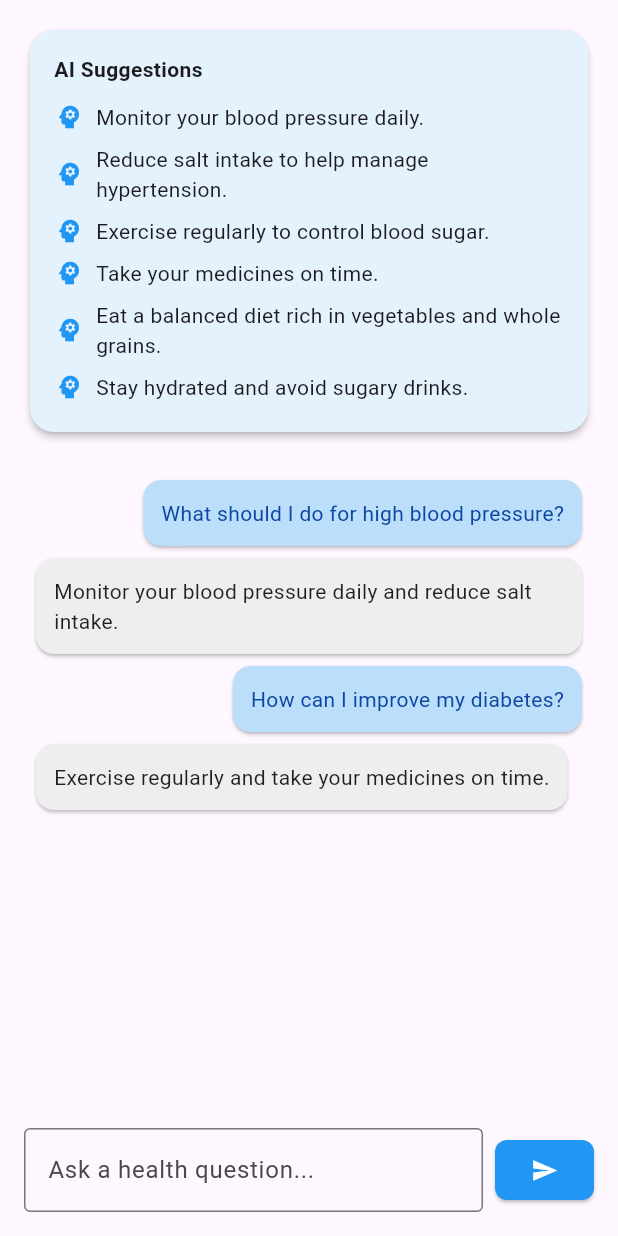
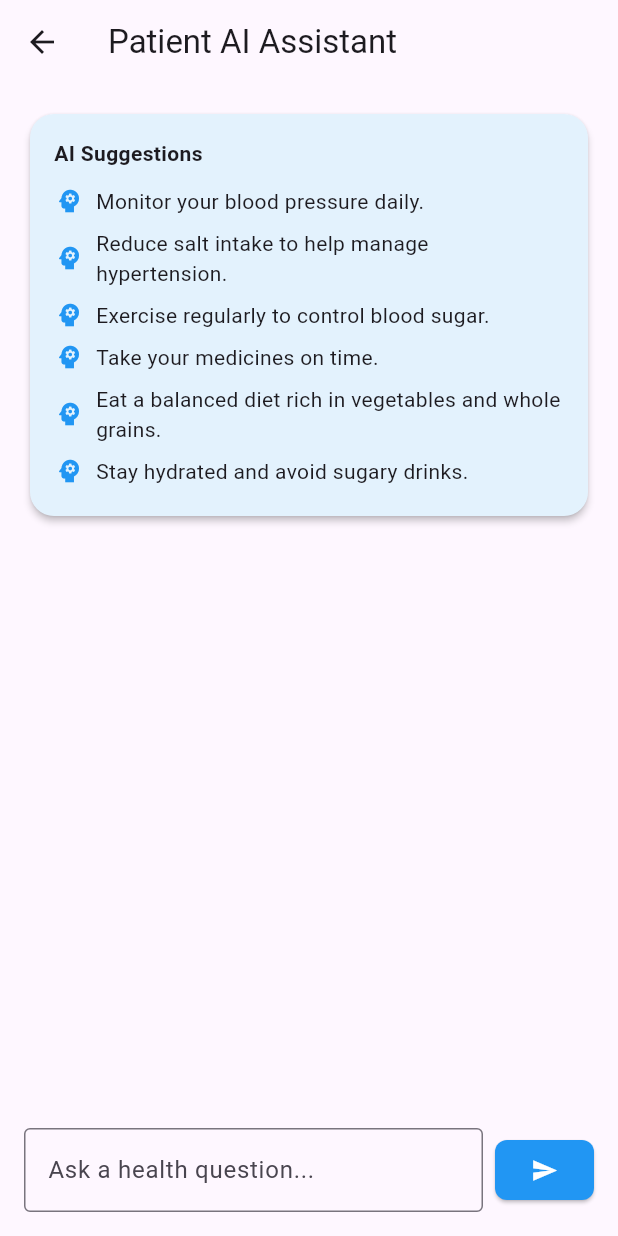
Before and after one commit to BlessedForever04/MediCare, a Flutter app: the PatientAIAssistantPage screen opened directly, after a tap on the "send" icon, on a phone screen of 412 x 824 dp. Run offline on Flutter 3.47's test engine with Material 3 defaults, Android fonts, the phone set to English and light mode, and no system bars; our stand-ins replace cloud_firestore, firebase_auth, firebase_core, qr_flutter, sqflite; accounts and stored records are empty.

Commit message:
AI integrated

```diff
--- a/lib/pages/doctor_profile_page.dart
+++ b/lib/pages/doctor_profile_page.dart
@@ -90,7 +90,7 @@ class _DoctorProfilePageState extends State<DoctorProfilePage> {
             style: TextStyle(fontWeight: FontWeight.bold, fontSize: 18),
           ),
           const SizedBox(height: 8),
-          ...achievements.map((a) => Text('• $a')).toList(),
+          ...achievements.map((a) => Text('• $a')),
           const SizedBox(height: 24),
           const Text(
             'Specialties',
--- a/lib/pages/patient_ai_assistant_page.dart
+++ b/lib/pages/patient_ai_assistant_page.dart
@@ -1,6 +1,12 @@
 import 'package:flutter/material.dart';
-import 'package:http/http.dart' as http;
-import 'dart:convert';
+import '../services/database_service.dart';
+import '../services/local_llm_service.dart';
+
+class ChatMessage {
+  final String role;
+  final String text;
+  ChatMessage({required this.role, required this.text});
+}
 
 class PatientAIAssistantPage extends StatefulWidget {
   const PatientAIAssistantPage({super.key});
@@ -10,6 +16,13 @@ class PatientAIAssistantPage extends StatefulWidget {
 }
 
 class _PatientAIAssistantPageState extends State<PatientAIAssistantPage> {
+  final DatabaseService _dbService = DatabaseService();
+  final LocalLLMService _llmService = LocalLLMService();
+  final TextEditingController _controller = TextEditingController();
+  final ScrollController _scrollController = ScrollController();
+
+  bool _isLoading = false;
+
   final List<String> suggestions = [
     'Monitor your blood pressure daily.',
     'Reduce salt intake to help manage hypertension.',
@@ -19,44 +32,17 @@ class _PatientAIAssistantPageState extends State<PatientAIAssistantPage> {
     'Stay hydrated and avoid sugary drinks.',
   ];
 
-  final List<Map<String, String>> chat = [
-    {'role': 'user', 'text': 'What should I do for high blood pressure?'},
-    {
-      'role': 'ai',
-      'text': 'Monitor your blood pressure daily and reduce salt intake.',
-    },
-    {'role': 'user', 'text': 'How can I improve my diabetes?'},
-    {
-      'role': 'ai',
-      'text': 'Exercise regularly and take your medicines on time.',
-    },
-  ];
+  final List<ChatMessage> chat = [];
 
-  final TextEditingController _controller = TextEditingController();
-  bool _isLoading = false;
-
-  Future<String> _getLLMResponse(String prompt) async {
-    final url = Uri.parse('http://10.0.2.2:11434/api/generate');
-
-    final headers = {'Content-Type': 'application/json'};
-    final body = jsonEncode({
-      'model': 'mistral',
-      'prompt': prompt,
-      'stream': false,
+  @override
+  void initState() {
+    super.initState();
+    _dbService.getMedicalHistory().then((records) {
+      if (records.isEmpty) {
+        _dbService.insertDisease("Hypertension");
+        _dbService.insertDisease("Diabetes");
+      }
     });
-
-    try {
-      final response = await http.post(url, headers: headers, body: body);
-
-      if (response.statusCode == 200) {
-        final data = jsonDecode(response.body);
-        return data['response'].toString().trim();
-      } else {
-        return 'AI Error: ${response.statusCode}';
-      }
-    } catch (e) {
-      return 'Failed to connect to AI: $e';
-    }
   }
 
   void _sendMessage() async {
@@ -64,22 +50,42 @@ class _PatientAIAssistantPageState extends State<PatientAIAssistantPage> {
     if (userMessage.isEmpty) return;
 
     setState(() {
-      chat.add({'role': 'user', 'text': userMessage});
+      chat.add(ChatMessage(role: 'user', text: userMessage));
       _isLoading = true;
       _controller.clear();
     });
 
-    final aiResponse = await _getLLMResponse(userMessage);
+    // Fetch medical history
+    final historyRecords = await _dbService.getMedicalHistory();
+    final history = historyRecords.isEmpty
+        ? "No past records."
+        : historyRecords.map((r) => r['name']).join(", ");
+
+    // Construct prompt
+    final prompt =
+        "You are a medical assistant.\nThe patient has the following medical history: $history\nAnswer their question carefully:\n$userMessage";
+
+    // Call Ollama LLM
+    final aiResponse = await _llmService.getLLMResponse(prompt);
 
     setState(() {
-      chat.add({'role': 'ai', 'text': aiResponse});
+      chat.add(ChatMessage(role: 'ai', text: aiResponse));
       _isLoading = false;
     });
+
+    // Scroll to bottom
+    await Future.delayed(const Duration(milliseconds: 100));
+    _scrollController.animateTo(
+      _scrollController.position.maxScrollExtent,
+      duration: const Duration(milliseconds: 300),
+      curve: Curves.easeOut,
+    );
   }
 
   @override
   Widget build(BuildContext context) {
     return Scaffold(
+      appBar: AppBar(title: const Text("Patient AI Assistant")),
       body: Padding(
         padding: const EdgeInsets.all(16.0),
         child: Column(
@@ -123,10 +129,11 @@ class _PatientAIAssistantPageState extends State<PatientAIAssistantPage> {
             const SizedBox(height: 24),
             Expanded(
               child: ListView.builder(
+                controller: _scrollController,
                 itemCount: chat.length,
                 itemBuilder: (context, i) {
                   final msg = chat[i];
-                  final isUser = msg['role'] == 'user';
+                  final isUser = msg.role == 'user';
                   return Align(
                     alignment: isUser
                         ? Alignment.centerRight
@@ -145,7 +152,7 @@ class _PatientAIAssistantPageState extends State<PatientAIAssistantPage> {
                       child: Padding(
                         padding: const EdgeInsets.all(12.0),
                         child: Text(
-                          msg['text'] ?? '',
+                          msg.text,
                           style: TextStyle(
                             color: isUser
                                 ? Colors.blue.shade900
--- a/lib/pages/patient_home_page.dart
+++ b/lib/pages/patient_home_page.dart
@@ -172,7 +172,7 @@ class _PatientHomePageState extends State<PatientHomePage> {
                         ),
                 ),
               );
-            }).toList(),
+            }),
           ],
         ),
       ),
--- a/lib/pages/patient_profile_page.dart
+++ b/lib/pages/patient_profile_page.dart
@@ -167,7 +167,7 @@ class _PatientProfilePageState extends State<PatientProfilePage> {
                           'Medicine: ${record['medicine'] ?? 'N/A'}',
                         ),
                       );
-                    }).toList(),
+                    }),
                   ],
                 ),
               ),
--- /dev/null
+++ b/lib/services/database_service.dart
@@ -0,0 +1,61 @@
+import 'package:sqflite/sqflite.dart';
+import 'package:path/path.dart';
+
+class DatabaseService {
+  static final DatabaseService _instance = DatabaseService._internal();
+  factory DatabaseService() => _instance;
+  DatabaseService._internal();
+
+  Database? _db;
+
+  Future<Database> get database async {
+    if (_db != null) return _db!;
+    _db = await _initDB();
+    return _db!;
+  }
+
+  Future<Database> _initDB() async {
+    final dbPath = await getDatabasesPath();
+    final path = join(dbPath, 'medical.db');
+
+    return await openDatabase(
+      path,
+      version: 1,
+      onCreate: (db, version) async {
+        await db.execute('''
+          CREATE TABLE medical_history(
+            id INTEGER PRIMARY KEY AUTOINCREMENT,
+            name TEXT UNIQUE,
+            notes TEXT,
+            recorded_at TEXT
+          )
+        ''');
+      },
+    );
+  }
+
+  Future<void> insertDisease(String name, {String? notes}) async {
+    final db = await database;
+    await db.insert(
+      "medical_history",
+      {
+        "name": name,
+        "notes": notes ?? '',
+        "recorded_at": DateTime.now().toIso8601String()
+      },
+      conflictAlgorithm: ConflictAlgorithm.ignore, // ✅ Prevent duplicates
+    );
+  }
+
+  Future<List<Map<String, String>>> getMedicalHistory() async {
+    final db = await database;
+    final result = await db.query("medical_history");
+    return result
+        .map((row) => {
+              "name": row["name"] as String,
+              "notes": row["notes"] as String,
+              "recorded_at": row["recorded_at"] as String,
+            })
+        .toList();
+  }
+}
--- a/pubspec.yaml
+++ b/pubspec.yaml
@@ -28,6 +28,8 @@ environment:
 # the latest version available on pub.dev. To see which dependencies have newer
 # versions available, run `flutter pub outdated`.
 dependencies:
+  sqflite: ^2.3.3
+  path: ^1.9.0
   flutter:
     sdk: flutter
   firebase_core: ^3.15.2
```
Also changed, not shown: lib/services/local_llm_service.dart (+15 -12 lines), zapp.yaml (added, +23 -0 lines), lib/pages/splash.dart (line endings or trailing spaces), pubspec.lock, 2 other files.
